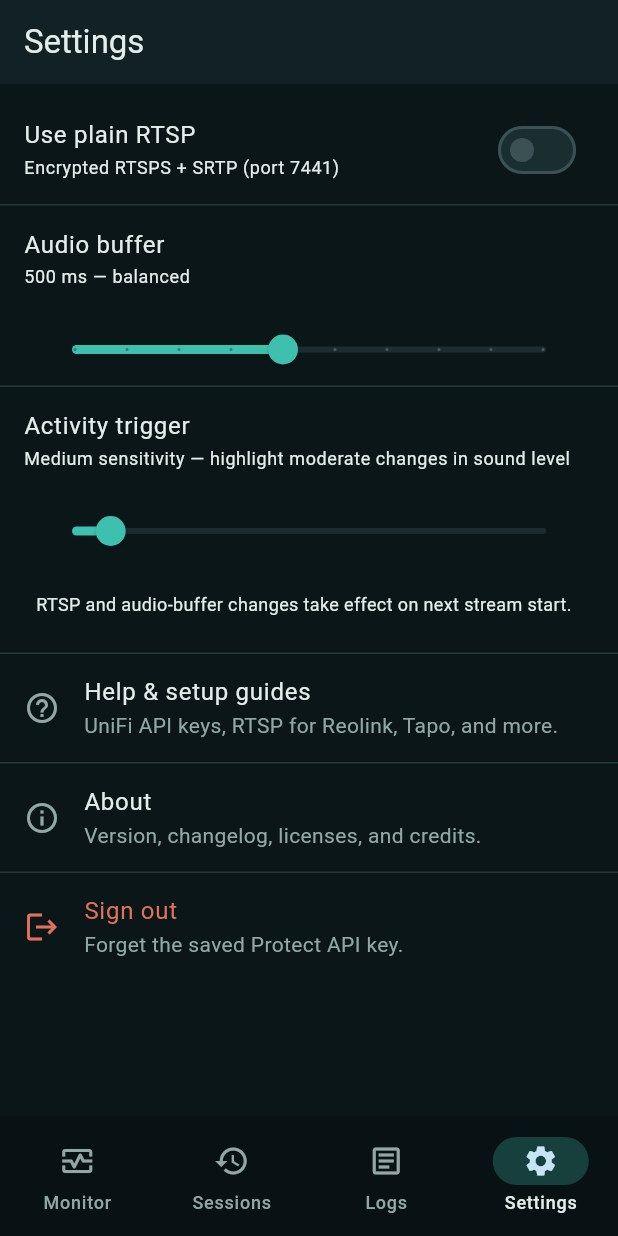
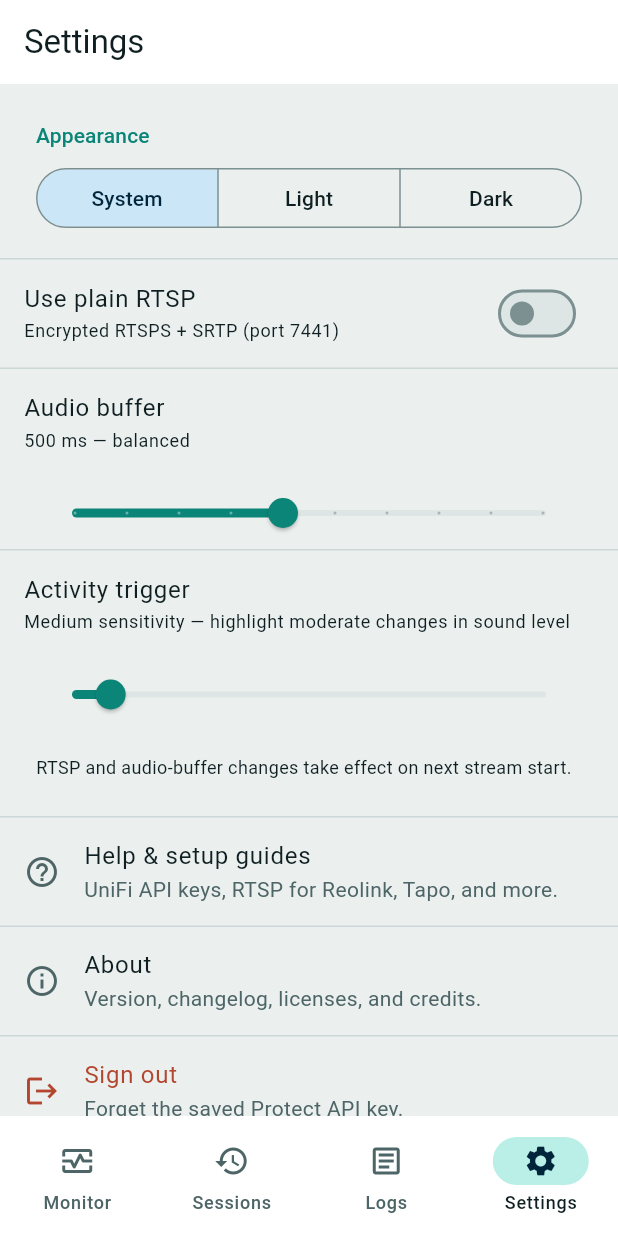
Before and after one commit to fvoska/rtsp-mixer, a Flutter app: the SettingsScreen screen opened by its route, on a phone screen of 412 x 824 dp. Run offline on Flutter 3.47's test engine with Material 3 defaults, Android fonts, the phone set to English and light mode, and no system bars; our stand-ins replace audio_service, connectivity_plus, dio, flutter_local_notifications, flutter_riverpod, flutter_secure_storage and 2 more; missing offline and left inert: flutter_foreground_task, media_kit, media_kit_video; accounts and stored records are empty.

Commit message:
feat(settings): add user-selectable light/dark/system theme mode
- AppSettings gains themeMode, threaded through copyWith, ==, hashCode,
  toJson, and fromJson, with a setThemeMode mutator that persists
- Persisted by stable name (system/light/dark), never the enum index
- fromJson tolerates a missing key, null, unknown string, or wrong type
  by falling back to system rather than throwing
- MaterialApp.router now receives theme, darkTheme, and themeMode
- Settings opens with an Appearance section and a full-width
  System/Light/Dark segmented control

```diff
--- a/lib/app.dart
+++ b/lib/app.dart
@@ -6,6 +6,7 @@ import 'package:flutter_foreground_task/flutter_foreground_task.dart';
 import 'package:flutter_riverpod/flutter_riverpod.dart';
 
 import 'core/logging/app_logger.dart';
+import 'core/providers/settings_provider.dart';
 import 'core/router/app_router.dart';
 import 'core/services/foreground_service.dart';
 import 'core/theme/app_theme.dart';
@@ -83,9 +84,12 @@ class _AppState extends ConsumerState<App> {
   @override
   Widget build(BuildContext context) {
     final router = ref.watch(appRouterProvider);
+    final settings = ref.watch(settingsProvider);
     final Widget app = MaterialApp.router(
       title: 'RTSP Mixer',
-      theme: AppTheme.dark,
+      theme: AppTheme.light,
+      darkTheme: AppTheme.dark,
+      themeMode: settings.themeMode,
       routerConfig: router,
       debugShowCheckedModeBanner: false,
     );
--- a/lib/core/providers/settings_provider.dart
+++ b/lib/core/providers/settings_provider.dart
@@ -1,9 +1,30 @@
 import 'dart:convert';
 
+import 'package:flutter/material.dart' show ThemeMode;
 import 'package:flutter_riverpod/flutter_riverpod.dart';
 
 import '../../features/auth/providers/auth_provider.dart';
 import '../logging/app_logger.dart';
+
+/// Persisted as a stable string rather than the enum index: reordering
+/// [ThemeMode] in a future SDK must never silently flip a user's theme.
+const _themeModeNames = <ThemeMode, String>{
+  ThemeMode.system: 'system',
+  ThemeMode.light: 'light',
+  ThemeMode.dark: 'dark',
+};
+
+String _themeModeToName(ThemeMode mode) => _themeModeNames[mode] ?? 'system';
+
+/// Tolerant by design: a null, absent, or unrecognised value (a settings blob
+/// written by an older or newer build) decodes to system instead of throwing.
+ThemeMode _themeModeFromName(Object? raw) {
+  if (raw is! String) return ThemeMode.system;
+  for (final entry in _themeModeNames.entries) {
+    if (entry.value == raw) return entry.key;
+  }
+  return ThemeMode.system;
+}
 
 class AppSettings {
   /// Use plain RTSP (port 7447) instead of RTSPS (port 7441 + SRTP).
@@ -16,21 +37,27 @@ class AppSettings {
   /// 0.01 = most sensitive (any sound), 0.5 = least.
   final double activityThreshold;
 
+  /// System / Light / Dark, chosen by the user in Settings.
+  final ThemeMode themeMode;
+
   const AppSettings({
     this.useRtsp = false,
     this.audioBufferSeconds = 0.5,
     this.activityThreshold = 0.05,
+    this.themeMode = ThemeMode.system,
   });
 
   AppSettings copyWith({
     bool? useRtsp,
     double? audioBufferSeconds,
     double? activityThreshold,
+    ThemeMode? themeMode,
   }) =>
       AppSettings(
         useRtsp: useRtsp ?? this.useRtsp,
         audioBufferSeconds: audioBufferSeconds ?? this.audioBufferSeconds,
         activityThreshold: activityThreshold ?? this.activityThreshold,
+        themeMode: themeMode ?? this.themeMode,
       );
 
   @override
@@ -39,16 +66,18 @@ class AppSettings {
       other is AppSettings &&
           useRtsp == other.useRtsp &&
           audioBufferSeconds == other.audioBufferSeconds &&
-          activityThreshold == other.activityThreshold;
+          activityThreshold == other.activityThreshold &&
+          themeMode == other.themeMode;
 
   @override
   int get hashCode =>
-      Object.hash(useRtsp, audioBufferSeconds, activityThreshold);
+      Object.hash(useRtsp, audioBufferSeconds, activityThreshold, themeMode);
 
   Map<String, dynamic> toJson() => {
         'useRtsp': useRtsp,
         'audioBufferSeconds': audioBufferSeconds,
         'activityThreshold': activityThreshold,
+        'themeMode': _themeModeToName(themeMode),
       };
 
   factory AppSettings.fromJson(Map<String, dynamic> json) => AppSettings(
@@ -57,6 +86,7 @@ class AppSettings {
             (json['audioBufferSeconds'] as num?)?.toDouble() ?? 0.5,
         activityThreshold:
             (json['activityThreshold'] as num?)?.toDouble() ?? 0.05,
+        themeMode: _themeModeFromName(json['themeMode']),
       );
 }
 
@@ -101,6 +131,12 @@ class SettingsNotifier extends Notifier<AppSettings> {
     _save();
   }
 
+  void setThemeMode(ThemeMode value) {
+    state = state.copyWith(themeMode: value);
+    appLog('SETTINGS', 'Theme mode: ${_themeModeToName(value)}');
+    _save();
+  }
+
   void setActivityThreshold(double value) {
     state = state.copyWith(activityThreshold: value);
     appLog('SETTINGS', 'Activity threshold: $value');
--- a/lib/features/settings/screens/settings_screen.dart
+++ b/lib/features/settings/screens/settings_screen.dart
@@ -34,6 +34,45 @@ class SettingsScreen extends ConsumerWidget {
       body: ListView(
         padding: const EdgeInsets.symmetric(vertical: Spacing.sm),
         children: [
+          Padding(
+            padding: const EdgeInsets.fromLTRB(
+              Spacing.lg,
+              Spacing.md,
+              Spacing.lg,
+              0,
+            ),
+            child: Text(
+              'Appearance',
+              style: theme.textTheme.labelLarge?.copyWith(
+                color: theme.colorScheme.primary,
+              ),
+            ),
+          ),
+          Padding(
+            padding: const EdgeInsets.fromLTRB(
+              Spacing.lg,
+              Spacing.sm,
+              Spacing.lg,
+              Spacing.md,
+            ),
+            child: SegmentedButton<ThemeMode>(
+              // Labels only: with icons the three segments overflow on a
+              // ~320dp phone, and this control has to survive the narrowest
+              // screen the app supports.
+              showSelectedIcon: false,
+              segments: const [
+                ButtonSegment(value: ThemeMode.system, label: Text('System')),
+                ButtonSegment(value: ThemeMode.light, label: Text('Light')),
+                ButtonSegment(value: ThemeMode.dark, label: Text('Dark')),
+              ],
+              selected: {settings.themeMode},
+              onSelectionChanged: (selection) {
+                if (selection.isEmpty) return;
+                notifier.setThemeMode(selection.first);
+              },
+            ),
+          ),
+          const Divider(height: 1),
           SwitchListTile(
             title: const Text('Use plain RTSP'),
             subtitle: Text(
```
Also changed, not shown: 1 other file.
